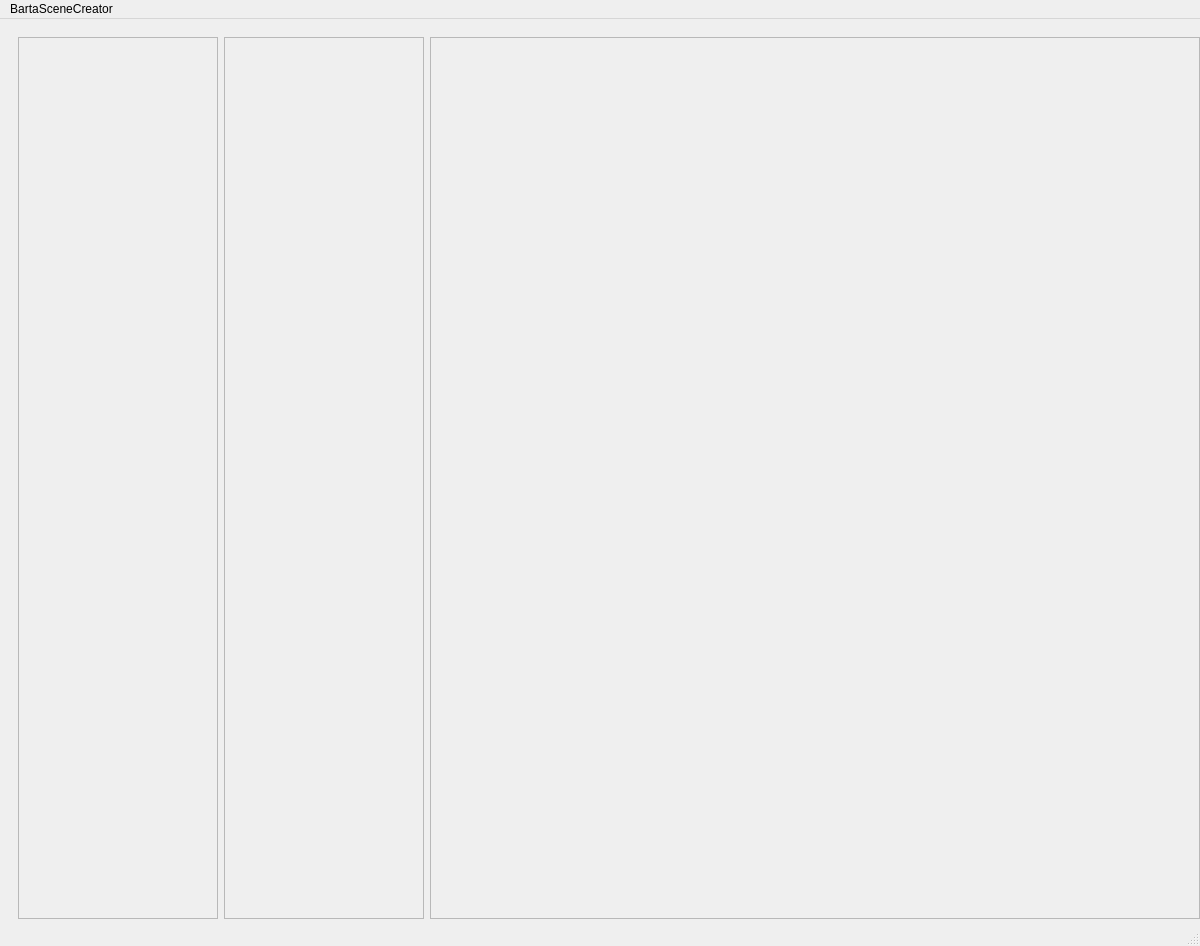
Above: bartascenecreator.ui from Bartanakin/BartaSceneCreator before the change. Below: the same form after it.
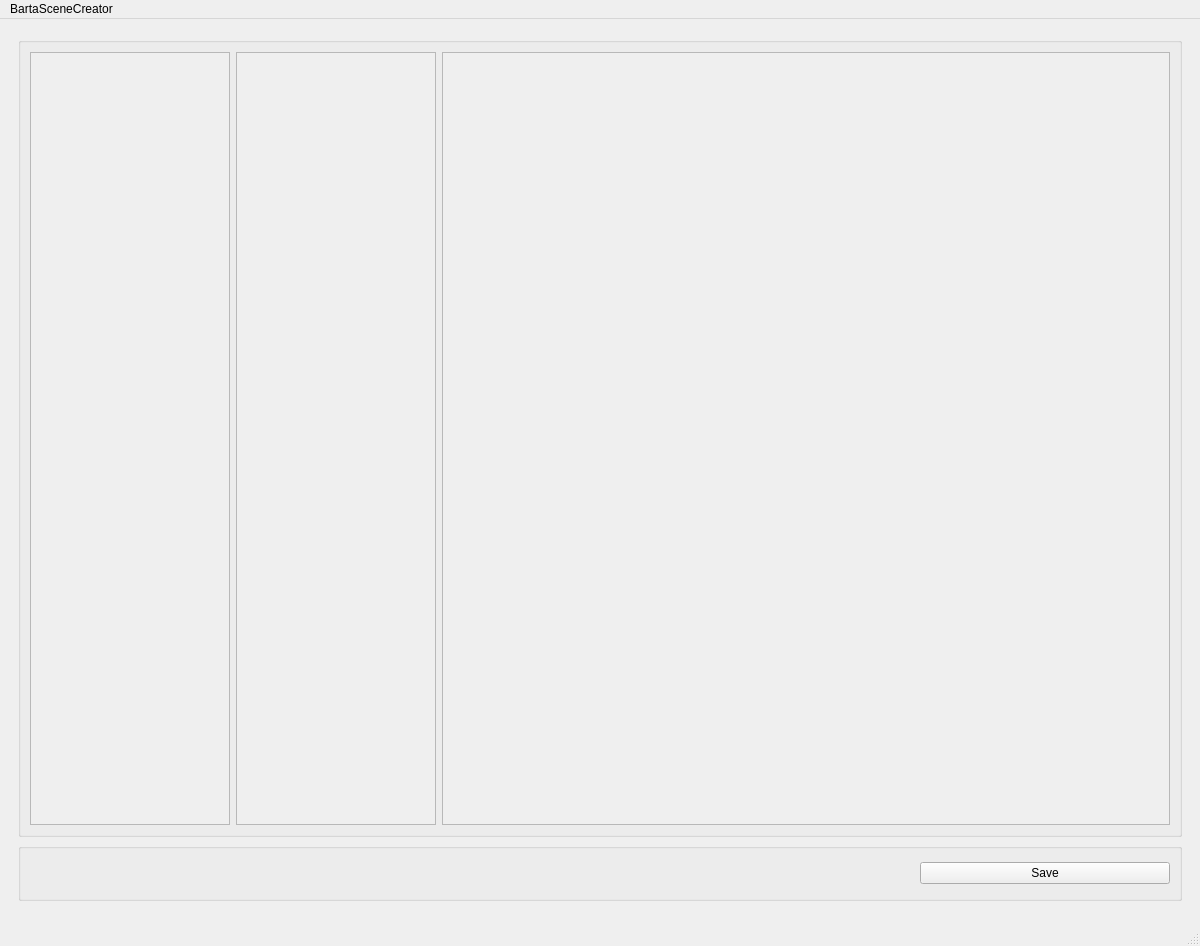
That is the form after the change. The open tabs and pages were chosen to show the change. Icons and pictures are not drawn.

```diff
--- a/bartascenecreator.ui
+++ b/bartascenecreator.ui
@@ -31,8 +31,8 @@
      <widget class="QStackedWidget" name="stackedWidget">
       <property name="minimumSize">
        <size>
-        <width>1200</width>
-        <height>900</height>
+        <width>0</width>
+        <height>0</height>
        </size>
       </property>
       <property name="maximumSize">
@@ -169,13 +169,19 @@
        </layout>
       </widget>
       <widget class="QWidget" name="page_2">
-       <property name="minimumSize">
+       <layout class="QVBoxLayout" name="verticalLayout_3">
+        <item>
+         <widget class="QGroupBox" name="groupBox_2">
+          <property name="maximumSize">
         <size>
-         <width>1200</width>
-         <height>900</height>
-        </size>
-       </property>
-       <layout class="QHBoxLayout" name="horizontalLayout_3">
+            <width>16777215</width>
+            <height>800</height>
+           </size>
+          </property>
+          <property name="title">
+           <string/>
+          </property>
+          <layout class="QHBoxLayout" name="horizontalLayout_2">
         <item>
          <widget class="QScrollArea" name="json_stack">
           <property name="maximumSize">
@@ -196,7 +202,7 @@
              <x>0</x>
              <y>0</y>
              <width>198</width>
-             <height>880</height>
+                <height>771</height>
             </rect>
            </property>
           </widget>
@@ -222,7 +228,7 @@
              <x>0</x>
              <y>0</y>
              <width>198</width>
-             <height>880</height>
+                <height>771</height>
             </rect>
            </property>
           </widget>
@@ -241,11 +247,58 @@
             <rect>
              <x>0</x>
              <y>0</y>
-             <width>768</width>
-             <height>880</height>
+                <width>744</width>
+                <height>771</height>
             </rect>
            </property>
           </widget>
+            </widget>
+           </item>
+          </layout>
+         </widget>
+        </item>
+        <item>
+         <widget class="QGroupBox" name="groupBox">
+          <property name="maximumSize">
+           <size>
+            <width>16777215</width>
+            <height>100</height>
+           </size>
+          </property>
+          <property name="title">
+           <string/>
+          </property>
+          <property name="alignment">
+           <set>Qt::AlignmentFlag::AlignRight|Qt::AlignmentFlag::AlignTrailing|Qt::AlignmentFlag::AlignVCenter</set>
+          </property>
+          <layout class="QHBoxLayout" name="horizontalLayout_3">
+           <item>
+            <widget class="QLabel" name="save_status_label">
+             <property name="text">
+              <string/>
+             </property>
+            </widget>
+           </item>
+           <item>
+            <widget class="QPushButton" name="save_button">
+             <property name="sizePolicy">
+              <sizepolicy hsizetype="Fixed" vsizetype="Fixed">
+               <horstretch>0</horstretch>
+               <verstretch>0</verstretch>
+              </sizepolicy>
+             </property>
+             <property name="maximumSize">
+              <size>
+               <width>250</width>
+               <height>16777215</height>
+              </size>
+             </property>
+             <property name="text">
+              <string>Save</string>
+             </property>
+            </widget>
+           </item>
+          </layout>
          </widget>
         </item>
        </layout>
```
Left out of the diff: 42 changed lines with no effect on the pictures. Lines whose indentation alone changed are shown as unchanged.
